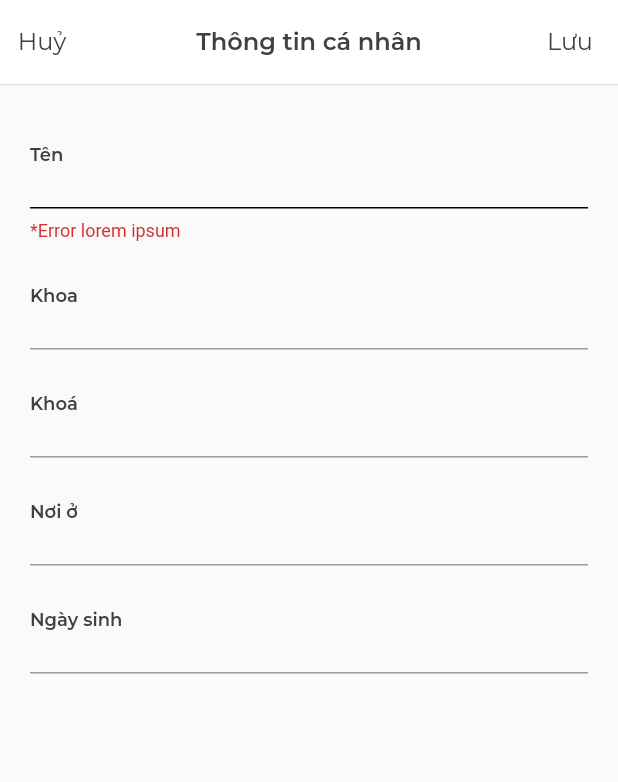
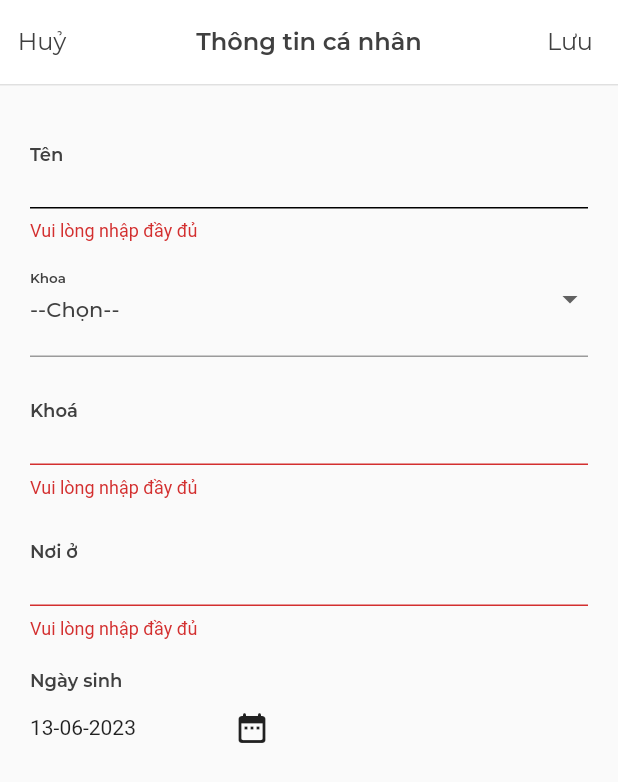
Before and after one commit to tranvuongduy2003/youit, a Flutter app: the EditInfoPage screen opened by its route, after a tap on "Lưu", on a phone screen of 412 x 824 dp. Shown: the top 782 px of the screen. Run offline on Flutter 3.47's test engine with Material 2 defaults, Android fonts, the phone set to English and light mode, and no system bars; our stand-ins replace firebase_auth, firebase_core, flutter_slider_drawer; accounts and stored records are empty; network calls fail.

Commit message:
update edit info page

```diff
--- a/lib/main.dart
+++ b/lib/main.dart
@@ -32,7 +32,7 @@ class MyApp extends StatelessWidget {
         ),
       ),
       home: HomePage(),
-      initialRoute: Routes.welcomePage,
+      initialRoute: Routes.editProfilePage,
       onGenerateRoute: router.Router.generateRoute,
     );
   }
--- a/lib/screens/auth/fill_info_page.dart
+++ b/lib/screens/auth/fill_info_page.dart
@@ -1,10 +1,6 @@
 import 'package:flutter/cupertino.dart';
 import 'package:flutter/material.dart';
-import 'package:flutter/src/widgets/framework.dart';
-import 'package:flutter/src/widgets/placeholder.dart';
 import 'package:intl/intl.dart';
-
-import '../../config/route/routes.dart';
 import '../../config/themes/app_colors.dart';
 import '../../widgets/stateless/input.dart';
 import '../../widgets/stateless/sign_button.dart';
--- a/lib/screens/profile/edit_info_page.dart
+++ b/lib/screens/profile/edit_info_page.dart
@@ -1,4 +1,6 @@
+import 'package:flutter/cupertino.dart';
 import 'package:flutter/material.dart';
+import 'package:intl/intl.dart';
 
 import '../../config/themes/app_colors.dart';
 import '../../config/themes/app_text_styles.dart';
@@ -11,19 +13,85 @@ class EditInfoPage extends StatefulWidget {
 }
 
 class _EditInfoPageState extends State<EditInfoPage> {
-  String name = 'Nguyễn Hoàng Anh';
-  String department = 'Công nghệ phần mềm';
-  int seesion = 16;
+  String name = '';
+  String? department;
+  String session = '';
   String address = 'Bình Dương';
-  String birthDay = '18/08/2003';
+  DateTime birthDay = DateTime.now();
+  String? valueChoose;
+  List listItem = [
+    'Công nghệ phần mềm',
+    'Khoa học máy tính',
+    'Hệ thống thông tin'
+  ];
 
-  final nameController = TextEditingController();
-  final departmentController = TextEditingController();
-  final seesionController = TextEditingController();
-  final addressController = TextEditingController();
-  final birthDayController = TextEditingController();
+  final _formField = GlobalKey<FormState>();
+  bool isEnable = false;
 
-  bool isEnable = false;
+  void openCupertino() => showCupertinoModalPopup(
+      context: context,
+      builder: (context) {
+        return Container(
+          height: MediaQuery.of(context).size.height * 0.4,
+          color: Colors.white,
+          child: Column(
+            crossAxisAlignment: CrossAxisAlignment.end,
+            children: [
+              TextButton(
+                  onPressed: () {
+                    Navigator.of(context).pop();
+                  },
+                  child: Text('Done')),
+              Expanded(
+                  child: CupertinoDatePicker(
+                onDateTimeChanged: (date) {
+                  setState(() {
+                    birthDay = date;
+                  });
+                },
+                mode: CupertinoDatePickerMode.date,
+                initialDateTime: birthDay,
+              ))
+            ],
+          ),
+        );
+      });
+
+  Widget buildDatePicker() {
+    String label = 'Ngày Sinh';
+    return Container(
+      child: Column(
+        children: <Widget>[
+          if (label != null)
+            Container(
+              width: double.infinity,
+              margin: EdgeInsets.only(top: 20),
+              // margin: EdgeInsets.only(right: 170),
+              child: Text(
+                'Ngày sinh',
+                style: AppTextStyles.labelTextField,
+                textAlign: TextAlign.start,
+              ),
+            ),
+          Container(
+            padding: EdgeInsets.only(right: 200),
+            child: Row(
+              mainAxisAlignment: MainAxisAlignment.spaceBetween,
+              crossAxisAlignment: CrossAxisAlignment.center,
+              children: [
+                Text(DateFormat('dd-MM-yyyy').format(birthDay)),
+                IconButton(
+                    onPressed: () {
+                      openCupertino();
+                    },
+                    icon: Icon(Icons.date_range_rounded))
+              ],
+            ),
+          ),
+        ],
+      ),
+    );
+  }
 
   @override
   void initState() {
@@ -50,13 +118,11 @@ class _EditInfoPageState extends State<EditInfoPage> {
         actions: [
           TextButton(
             onPressed: () {
-              name = nameController.text;
-              seesion = int.parse(seesionController.text);
-              department = departmentController.text;
-              address = addressController.text;
-              birthDay = birthDayController.text;
-              print(name);
-              Navigator.of(context).pop();
+              if (_formField.currentState!.validate()) {
+                return Navigator.of(context).pop();
+              } else {
+                print('error');
+              }
             },
             child: const Text(
               'Lưu',
@@ -73,7 +139,9 @@ class _EditInfoPageState extends State<EditInfoPage> {
         ),
         backgroundColor: Colors.white,
       ),
-      body: SingleChildScrollView(
+      body: Form(
+        key: _formField,
+        child: SingleChildScrollView(
           child: Padding(
             padding: const EdgeInsets.symmetric(horizontal: 20, vertical: 10),
             child: Column(
@@ -83,21 +151,46 @@ class _EditInfoPageState extends State<EditInfoPage> {
                     border: UnderlineInputBorder(),
                     labelText: 'Tên',
                     labelStyle: AppTextStyles.labelTextField,
-                  errorText: '*Error lorem ipsum',
                     errorBorder: UnderlineInputBorder(),
                     contentPadding: EdgeInsets.symmetric(vertical: 20),
                   ),
-                controller: nameController,
-                onChanged: (value) {},
+                  onChanged: (value) {
+                    setState(() {
+                      name = value;
+                    });
+                  },
+                  validator: (value) {
+                    if (value!.isEmpty) {
+                      return "Vui lòng nhập đầy đủ";
+                    }
+                    if (!RegExp(r'^[a-z A-Z]+$').hasMatch(value)) {
+                      return "Sai cú pháp";
+                    }
+                  },
                 ),
-              TextFormField(
-                decoration: const InputDecoration(
+                DropdownButtonFormField(
+                  isExpanded: true,
+                  hint: Text(
+                    '--Chọn--',
+                    style: AppTextStyles.body,
+                  ),
+                  value: department,
+                  decoration: InputDecoration(
                     border: UnderlineInputBorder(),
                     labelText: 'Khoa',
                     labelStyle: AppTextStyles.labelTextField,
+                    errorBorder: UnderlineInputBorder(),
                     contentPadding: EdgeInsets.symmetric(vertical: 20),
                   ),
-                controller: departmentController,
+                  onChanged: (value) => {
+                    setState(() {
+                      department = value as String;
+                    })
+                  },
+                  items: listItem.map((valueItem) {
+                    return DropdownMenuItem(
+                        value: valueItem, child: Text(valueItem));
+                  }).toList(),
                 ),
                 TextFormField(
                   decoration: const InputDecoration(
@@ -106,7 +199,19 @@ class _EditInfoPageState extends State<EditInfoPage> {
                     labelStyle: AppTextStyles.labelTextField,
                     contentPadding: EdgeInsets.symmetric(vertical: 20),
                   ),
-                controller: seesionController,
+                  validator: (value) {
+                    if (value!.isEmpty) {
+                      return "Vui lòng nhập đầy đủ";
+                    }
+                    if (!RegExp(r'^[0-9]$').hasMatch(value)) {
+                      return "Chỉ nhập số";
+                    }
+                  },
+                  onChanged: (value) {
+                    setState(() {
+                      session = value;
+                    });
+                  },
                 ),
                 TextFormField(
                   decoration: const InputDecoration(
@@ -115,18 +220,20 @@ class _EditInfoPageState extends State<EditInfoPage> {
                     labelStyle: AppTextStyles.labelTextField,
                     contentPadding: EdgeInsets.symmetric(vertical: 20),
                   ),
-                controller: addressController,
+                  validator: (value) {
+                    if (value!.isEmpty) {
+                      return 'Vui lòng nhập đầy đủ';
+                    }
+                  },
+                  onChanged: (value) {
+                    setState(() {
+                      address = value;
+                    });
+                  },
                 ),
-              TextFormField(
-                decoration: const InputDecoration(
-                  border: UnderlineInputBorder(),
-                  labelText: 'Ngày sinh',
-                  labelStyle: AppTextStyles.labelTextField,
-                  contentPadding: EdgeInsets.symmetric(vertical: 20),
+                buildDatePicker()
+              ],
             ),
-                controller: birthDayController,
-              ),
-            ],
           ),
         ),
       ),
```
Also changed, not shown: lib/screens/group/member_list_page.dart (+18 -4 lines), lib/widgets/stateful/input_password.dart (+6 -12 lines). Lines whose indentation alone changed are shown as unchanged.
